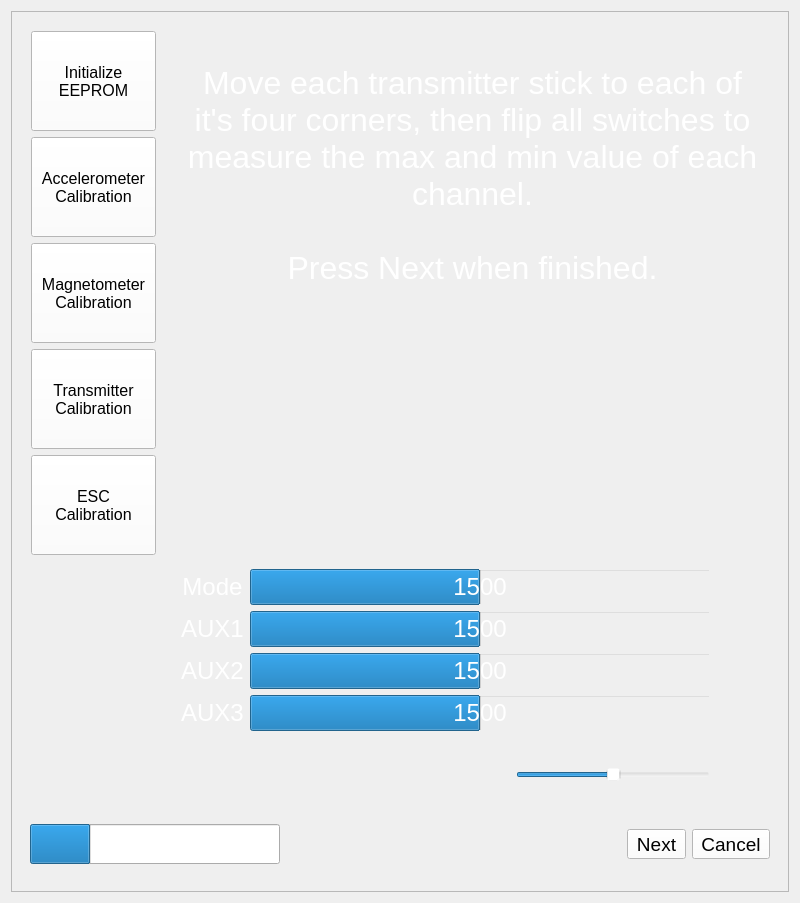
First picture: the form in AeroQuadCommunicator/panel/calibration/panel_calibrate.ui, repository AeroQuad/AeroQuadCommunicator, before the edit.
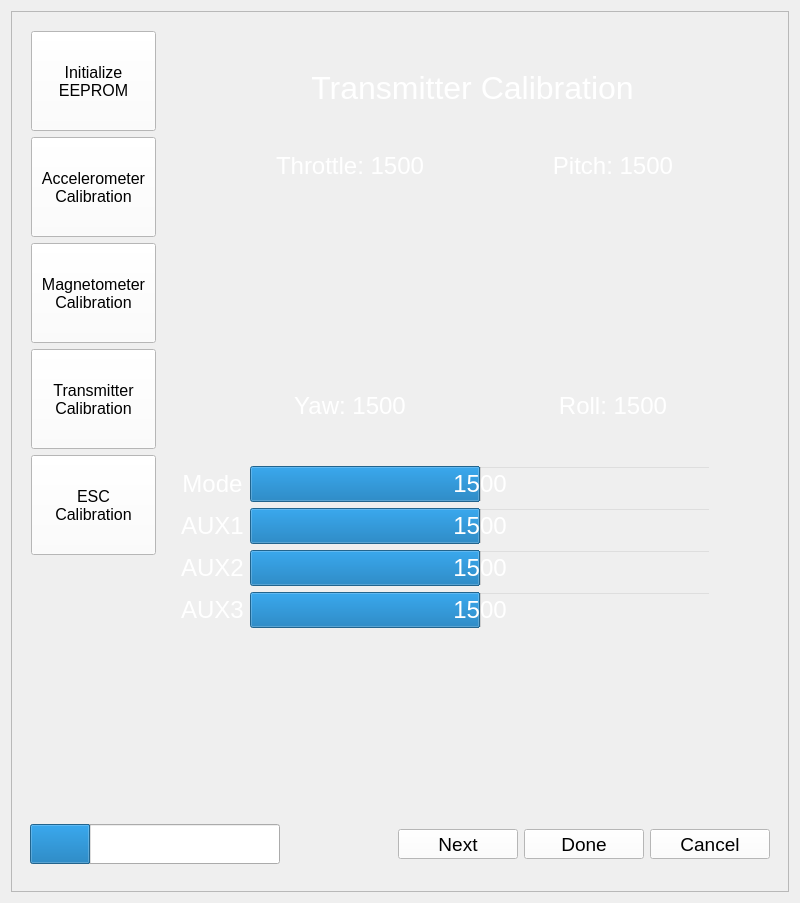
Second picture: the form after the edit. Icons and pictures are not drawn.

Commit message: completed transmitter calibration

Diff of the .ui file:
```diff
--- a/AeroQuadCommunicator/panel/calibration/panel_calibrate.ui
+++ b/AeroQuadCommunicator/panel/calibration/panel_calibrate.ui
@@ -90,8 +90,35 @@
          <number>4</number>
         </property>
         <layout class="QGridLayout" name="gridLayout_3">
-         <item row="1" column="2">
-          <widget class="QToolButton" name="next">
+         <item row="1" column="0">
+          <widget class="QProgressBar" name="calProgress">
+           <property name="minimumSize">
+            <size>
+             <width>250</width>
+             <height>40</height>
+            </size>
+           </property>
+           <property name="font">
+            <font>
+             <pointsize>14</pointsize>
+            </font>
+           </property>
+           <property name="styleSheet">
+            <string notr="true">color: white;</string>
+           </property>
+           <property name="value">
+            <number>24</number>
+           </property>
+          </widget>
+         </item>
+         <item row="1" column="4">
+          <widget class="QToolButton" name="cancel">
+           <property name="minimumSize">
+            <size>
+             <width>120</width>
+             <height>0</height>
+            </size>
+           </property>
            <property name="font">
             <font>
              <pointsize>14</pointsize>
@@ -101,15 +128,15 @@
             <string notr="true">background-color: rgb(255, 255, 255);</string>
            </property>
            <property name="text">
-            <string>Next</string>
+            <string>Cancel</string>
            </property>
            <property name="icon">
             <iconset resource="../../commuicator.qrc">
-             <normaloff>:/images/resources/rightArrow.png</normaloff>:/images/resources/rightArrow.png</iconset>
+             <normaloff>:/images/resources/cancel.png</normaloff>:/images/resources/cancel.png</iconset>
            </property>
            <property name="iconSize">
             <size>
-             <width>50</width>
+             <width>45</width>
              <height>50</height>
             </size>
            </property>
@@ -131,8 +158,48 @@
            </property>
           </spacer>
          </item>
+         <item row="1" column="2">
+          <widget class="QToolButton" name="next">
+           <property name="minimumSize">
+            <size>
+             <width>120</width>
+             <height>0</height>
+            </size>
+           </property>
+           <property name="font">
+            <font>
+             <pointsize>14</pointsize>
+            </font>
+           </property>
+           <property name="styleSheet">
+            <string notr="true">background-color: rgb(255, 255, 255);</string>
+           </property>
+           <property name="text">
+            <string>Next</string>
+           </property>
+           <property name="icon">
+            <iconset resource="../../commuicator.qrc">
+             <normaloff>:/images/resources/rightArrow.png</normaloff>:/images/resources/rightArrow.png</iconset>
+           </property>
+           <property name="iconSize">
+            <size>
+             <width>50</width>
+             <height>50</height>
+            </size>
+           </property>
+           <property name="toolButtonStyle">
+            <enum>Qt::ToolButtonTextBesideIcon</enum>
+           </property>
+          </widget>
+         </item>
          <item row="1" column="3">
-          <widget class="QToolButton" name="cancel">
+          <widget class="QToolButton" name="done">
+           <property name="minimumSize">
+            <size>
+             <width>120</width>
+             <height>0</height>
+            </size>
+           </property>
            <property name="font">
             <font>
              <pointsize>14</pointsize>
@@ -142,15 +209,15 @@
             <string notr="true">background-color: rgb(255, 255, 255);</string>
            </property>
            <property name="text">
-            <string>Cancel</string>
+            <string>Done</string>
            </property>
            <property name="icon">
             <iconset resource="../../commuicator.qrc">
-             <normaloff>:/images/resources/cancel.png</normaloff>:/images/resources/cancel.png</iconset>
+             <normaloff>:/images/resources/done.png</normaloff>:/images/resources/done.png</iconset>
            </property>
            <property name="iconSize">
             <size>
-             <width>45</width>
+             <width>50</width>
              <height>50</height>
             </size>
            </property>
@@ -159,27 +226,6 @@
            </property>
           </widget>
          </item>
-         <item row="1" column="0">
-          <widget class="QProgressBar" name="calProgress">
-           <property name="minimumSize">
-            <size>
-             <width>250</width>
-             <height>40</height>
-            </size>
-           </property>
-           <property name="font">
-            <font>
-             <pointsize>14</pointsize>
-            </font>
-           </property>
-           <property name="styleSheet">
-            <string notr="true">color: white;</string>
-           </property>
-           <property name="value">
-            <number>24</number>
-           </property>
-          </widget>
-         </item>
         </layout>
        </widget>
       </item>
@@ -848,7 +894,38 @@
         </widget>
         <widget class="QWidget" name="xmit">
          <layout class="QGridLayout" name="gridLayout_8">
-          <item row="8" column="0">
+          <item row="4" column="3" colspan="2">
+           <widget class="QGraphicsView" name="rightStick">
+            <property name="sizePolicy">
+             <sizepolicy hsizetype="Fixed" vsizetype="Fixed">
+              <horstretch>0</horstretch>
+              <verstretch>0</verstretch>
+             </sizepolicy>
+            </property>
+            <property name="minimumSize">
+             <size>
+              <width>200</width>
+              <height>200</height>
+             </size>
+            </property>
+            <property name="maximumSize">
+             <size>
+              <width>200</width>
+              <height>200</height>
+             </size>
+            </property>
+            <property name="layoutDirection">
+             <enum>Qt::RightToLeft</enum>
+            </property>
+            <property name="verticalScrollBarPolicy">
+             <enum>Qt::ScrollBarAlwaysOff</enum>
+            </property>
+            <property name="horizontalScrollBarPolicy">
+             <enum>Qt::ScrollBarAlwaysOff</enum>
+            </property>
+           </widget>
+          </item>
+          <item row="10" column="0">
            <widget class="QLabel" name="ch8Label">
             <property name="font">
              <font>
@@ -866,62 +943,25 @@
             </property>
            </widget>
           </item>
+          <item row="9" column="0">
+           <widget class="QLabel" name="ch7Label">
+            <property name="font">
+             <font>
+              <pointsize>18</pointsize>
+             </font>
+            </property>
+            <property name="styleSheet">
+             <string notr="true">color:white;</string>
+            </property>
+            <property name="text">
+             <string>AUX2</string>
+            </property>
+            <property name="alignment">
+             <set>Qt::AlignCenter</set>
+            </property>
+           </widget>
+          </item>
           <item row="7" column="1" colspan="4">
-           <widget class="QProgressBar" name="ch7Value">
-            <property name="font">
-             <font>
-              <pointsize>18</pointsize>
-             </font>
-            </property>
-            <property name="styleSheet">
-             <string notr="true">color: white;</string>
-            </property>
-            <property name="minimum">
-             <number>950</number>
-            </property>
-            <property name="maximum">
-             <number>2050</number>
-            </property>
-            <property name="value">
-             <number>1500</number>
-            </property>
-            <property name="alignment">
-             <set>Qt::AlignCenter</set>
-            </property>
-            <property name="format">
-             <string>%v</string>
-            </property>
-           </widget>
-          </item>
-          <item row="3" column="1">
-           <widget class="QGraphicsView" name="leftStick">
-            <property name="sizePolicy">
-             <sizepolicy hsizetype="Fixed" vsizetype="Fixed">
-              <horstretch>0</horstretch>
-              <verstretch>0</verstretch>
-             </sizepolicy>
-            </property>
-            <property name="minimumSize">
-             <size>
-              <width>200</width>
-              <height>200</height>
-             </size>
-            </property>
-            <property name="maximumSize">
-             <size>
-              <width>200</width>
-              <height>200</height>
-             </size>
-            </property>
-            <property name="verticalScrollBarPolicy">
-             <enum>Qt::ScrollBarAlwaysOff</enum>
-            </property>
-            <property name="horizontalScrollBarPolicy">
-             <enum>Qt::ScrollBarAlwaysOff</enum>
-            </property>
-           </widget>
-          </item>
-          <item row="5" column="1" colspan="4">
            <widget class="QProgressBar" name="ch5Value">
             <property name="font">
              <font>
@@ -932,10 +972,10 @@
              <string notr="true">color: white;</string>
             </property>
             <property name="minimum">
-             <number>950</number>
+             <number>1000</number>
             </property>
             <property name="maximum">
-             <number>2050</number>
+             <number>2000</number>
             </property>
             <property name="value">
              <number>1500</number>
@@ -948,48 +988,7 @@
             </property>
            </widget>
           </item>
-          <item row="3" column="3" colspan="2">
-           <widget class="QGraphicsView" name="rightStick">
-            <property name="sizePolicy">
-             <sizepolicy hsizetype="Fixed" vsizetype="Fixed">
-              <horstretch>0</horstretch>
-              <verstretch>0</verstretch>
-             </sizepolicy>
-            </property>
-            <property name="minimumSize">
-             <size>
-              <width>200</width>
-              <height>200</height>
-             </size>
-            </property>
-            <property name="maximumSize">
-             <size>
-              <width>200</width>
-              <height>200</height>
-             </size>
-            </property>
-            <property name="verticalScrollBarPolicy">
-             <enum>Qt::ScrollBarAlwaysOff</enum>
-            </property>
-            <property name="horizontalScrollBarPolicy">
-             <enum>Qt::ScrollBarAlwaysOff</enum>
-            </property>
-           </widget>
-          </item>
-          <item row="2" column="1">
-           <spacer name="verticalSpacer_9">
-            <property name="orientation">
-             <enum>Qt::Vertical</enum>
-            </property>
-            <property name="sizeHint" stdset="0">
-             <size>
-              <width>20</width>
-              <height>40</height>
-             </size>
-            </property>
-           </spacer>
-          </item>
-          <item row="5" column="0">
+          <item row="7" column="0">
            <widget class="QLabel" name="ch5Label">
             <property name="font">
              <font>
@@ -1007,24 +1006,6 @@
             </property>
            </widget>
           </item>
-          <item row="7" column="0">
-           <widget class="QLabel" name="ch7Label">
-            <property name="font">
-             <font>
-              <pointsize>18</pointsize>
-             </font>
-            </property>
-            <property name="styleSheet">
-             <string notr="true">color:white;</string>
-            </property>
-            <property name="text">
-             <string>AUX2</string>
-            </property>
-            <property name="alignment">
-             <set>Qt::AlignCenter</set>
-            </property>
-           </widget>
-          </item>
           <item row="1" column="0" colspan="6">
            <widget class="QLabel" name="xmitInstructions">
             <property name="font">
@@ -1036,9 +1017,7 @@
              <string notr="true">color:white;</string>
             </property>
             <property name="text">
-             <string>Move each transmitter stick to each of it's four corners, then flip all switches to measure the max and min value of each channel.
-
-Press Next when finished.</string>
+             <string>Transmitter Calibration</string>
             </property>
             <property name="alignment">
              <set>Qt::AlignCenter</set>
@@ -1048,8 +1027,8 @@
             </property>
            </widget>
           </item>
-          <item row="8" column="1" colspan="4">
-           <widget class="QProgressBar" name="ch8Value">
+          <item row="9" column="1" colspan="4">
+           <widget class="QProgressBar" name="ch7Value">
             <property name="font">
              <font>
               <pointsize>18</pointsize>
@@ -1059,10 +1038,10 @@
              <string notr="true">color: white;</string>
             </property>
             <property name="minimum">
-             <number>950</number>
+             <number>1000</number>
             </property>
             <property name="maximum">
-             <number>2050</number>
+             <number>2000</number>
             </property>
             <property name="value">
              <number>1500</number>
@@ -1075,34 +1054,7 @@
             </property>
            </widget>
           </item>
-          <item row="6" column="1" colspan="4">
-           <widget class="QProgressBar" name="ch6Value">
-            <property name="font">
-             <font>
-              <pointsize>18</pointsize>
-             </font>
-            </property>
-            <property name="styleSheet">
-             <string notr="true">color: white;</string>
-            </property>
-            <property name="minimum">
-             <number>950</number>
-            </property>
-            <property name="maximum">
-             <number>2050</number>
-            </property>
-            <property name="value">
-             <number>1500</number>
-            </property>
-            <property name="alignment">
-             <set>Qt::AlignCenter</set>
-            </property>
-            <property name="format">
-             <string>%v</string>
-            </property>
-           </widget>
-          </item>
-          <item row="6" column="0">
+          <item row="8" column="0">
            <widget class="QLabel" name="ch6Label">
             <property name="font">
              <font>
@@ -1120,72 +1072,35 @@
             </property>
            </widget>
           </item>
-          <item row="0" column="2">
-           <spacer name="verticalSpacer_6">
-            <property name="orientation">
-             <enum>Qt::Vertical</enum>
-            </property>
-            <property name="sizeHint" stdset="0">
-             <size>
-              <width>20</width>
-              <height>40</height>
-             </size>
-            </property>
-           </spacer>
-          </item>
           <item row="4" column="1">
-           <spacer name="verticalSpacer_8">
-            <property name="orientation">
-             <enum>Qt::Vertical</enum>
+           <widget class="QGraphicsView" name="leftStick">
+            <property name="sizePolicy">
+             <sizepolicy hsizetype="Fixed" vsizetype="Fixed">
+              <horstretch>0</horstretch>
+              <verstretch>0</verstretch>
+             </sizepolicy>
             </property>
-            <property name="sizeHint" stdset="0">
+            <property name="minimumSize">
              <size>
-              <width>20</width>
-              <height>40</height>
+              <width>200</width>
+              <height>200</height>
              </size>
             </property>
-           </spacer>
-          </item>
-          <item row="10" column="1">
-           <spacer name="verticalSpacer_7">
-            <property name="orientation">
-             <enum>Qt::Vertical</enum>
-            </property>
-            <property name="sizeHint" stdset="0">
+            <property name="maximumSize">
              <size>
-              <width>20</width>
-              <height>40</height>
+              <width>200</width>
+              <height>200</height>
              </size>
             </property>
-           </spacer>
-          </item>
-          <item row="9" column="1">
-           <spacer name="horizontalSpacer_2">
-            <property name="orientation">
-             <enum>Qt::Horizontal</enum>
+            <property name="verticalScrollBarPolicy">
+             <enum>Qt::ScrollBarAlwaysOff</enum>
             </property>
-            <property name="sizeHint" stdset="0">
-             <size>
-              <width>40</width>
-              <height>20</height>
-             </size>
+            <property name="horizontalScrollBarPolicy">
+             <enum>Qt::ScrollBarAlwaysOff</enum>
             </property>
-           </spacer>
+           </widget>
           </item>
-          <item row="9" column="2">
-           <spacer name="horizontalSpacer_3">
-            <property name="orientation">
-             <enum>Qt::Horizontal</enum>
-            </property>
-            <property name="sizeHint" stdset="0">
-             <size>
-              <width>40</width>
-              <height>20</height>
-             </size>
-            </property>
-           </spacer>
-          </item>
-          <item row="9" column="0">
+          <item row="11" column="0">
            <spacer name="horizontalSpacer_4">
             <property name="orientation">
              <enum>Qt::Horizontal</enum>
@@ -1198,7 +1113,47 @@
             </property>
            </spacer>
           </item>
-          <item row="9" column="4">
+          <item row="12" column="1">
+           <spacer name="verticalSpacer_7">
+            <property name="orientation">
+             <enum>Qt::Vertical</enum>
+            </property>
+            <property name="sizeHint" stdset="0">
+             <size>
+              <width>20</width>
+              <height>40</height>
+             </size>
+            </property>
+           </spacer>
+          </item>
+          <item row="10" column="1" colspan="4">
+           <widget class="QProgressBar" name="ch8Value">
+            <property name="font">
+             <font>
+              <pointsize>18</pointsize>
+             </font>
+            </property>
+            <property name="styleSheet">
+             <string notr="true">color: white;</string>
+            </property>
+            <property name="minimum">
+             <number>1000</number>
+            </property>
+            <property name="maximum">
+             <number>2000</number>
+            </property>
+            <property name="value">
+             <number>1500</number>
+            </property>
+            <property name="alignment">
+             <set>Qt::AlignCenter</set>
+            </property>
+            <property name="format">
+             <string>%v</string>
+            </property>
+           </widget>
+          </item>
+          <item row="11" column="4">
            <spacer name="horizontalSpacer_5">
             <property name="orientation">
              <enum>Qt::Horizontal</enum>
@@ -1211,7 +1166,60 @@
             </property>
            </spacer>
           </item>
-          <item row="3" column="5">
+          <item row="8" column="1" colspan="4">
+           <widget class="QProgressBar" name="ch6Value">
+            <property name="font">
+             <font>
+              <pointsize>18</pointsize>
+             </font>
+            </property>
+            <property name="styleSheet">
+             <string notr="true">color: white;</string>
+            </property>
+            <property name="minimum">
+             <number>1000</number>
+            </property>
+            <property name="maximum">
+             <number>2000</number>
+            </property>
+            <property name="value">
+             <number>1500</number>
+            </property>
+            <property name="alignment">
+             <set>Qt::AlignCenter</set>
+            </property>
+            <property name="format">
+             <string>%v</string>
+            </property>
+           </widget>
+          </item>
+          <item row="11" column="2">
+           <spacer name="horizontalSpacer_3">
+            <property name="orientation">
+             <enum>Qt::Horizontal</enum>
+            </property>
+            <property name="sizeHint" stdset="0">
+             <size>
+              <width>40</width>
+              <height>20</height>
+             </size>
+            </property>
+           </spacer>
+          </item>
+          <item row="6" column="1">
+           <spacer name="verticalSpacer_8">
+            <property name="orientation">
+             <enum>Qt::Vertical</enum>
+            </property>
+            <property name="sizeHint" stdset="0">
+             <size>
+              <width>20</width>
+              <height>40</height>
+             </size>
+            </property>
+           </spacer>
+          </item>
+          <item row="4" column="5">
            <spacer name="horizontalSpacer_6">
             <property name="orientation">
              <enum>Qt::Horizontal</enum>
@@ -1224,7 +1232,131 @@
             </property>
            </spacer>
           </item>
-          <item row="9" column="5">
+          <item row="11" column="1">
+           <spacer name="horizontalSpacer_2">
+            <property name="orientation">
+             <enum>Qt::Horizontal</enum>
+            </property>
+            <property name="sizeHint" stdset="0">
+             <size>
+              <width>40</width>
+              <height>20</height>
+             </size>
+            </property>
+           </spacer>
+          </item>
+          <item row="0" column="2">
+           <spacer name="verticalSpacer_6">
+            <property name="orientation">
+             <enum>Qt::Vertical</enum>
+            </property>
+            <property name="sizeHint" stdset="0">
+             <size>
+              <width>20</width>
+              <height>40</height>
+             </size>
+            </property>
+           </spacer>
+          </item>
+          <item row="2" column="1">
+           <spacer name="verticalSpacer_9">
+            <property name="orientation">
+             <enum>Qt::Vertical</enum>
+            </property>
+            <property name="sizeHint" stdset="0">
+             <size>
+              <width>20</width>
+              <height>40</height>
+             </size>
+            </property>
+           </spacer>
+          </item>
+          <item row="5" column="1">
+           <widget class="QLabel" name="yawLabel">
+            <property name="font">
+             <font>
+              <pointsize>18</pointsize>
+             </font>
+            </property>
+            <property name="styleSheet">
+             <string notr="true">color:white;</string>
+            </property>
+            <property name="text">
+             <string>Yaw: 1500</string>
+            </property>
+            <property name="alignment">
+             <set>Qt::AlignCenter</set>
+            </property>
+           </widget>
+          </item>
+          <item row="3" column="1">
+           <widget class="QLabel" name="throttleLabel">
+            <property name="font">
+             <font>
+              <pointsize>18</pointsize>
+             </font>
+            </property>
+            <property name="styleSheet">
+             <string notr="true">color:white;</string>
+            </property>
+            <property name="text">
+             <string>Throttle: 1500</string>
+            </property>
+            <property name="alignment">
+             <set>Qt::AlignCenter</set>
+            </property>
+           </widget>
+          </item>
+          <item row="3" column="4">
+           <widget class="QLabel" name="pitchLabel">
+            <property name="font">
+             <font>
+              <pointsize>18</pointsize>
+             </font>
+            </property>
+            <property name="styleSheet">
+             <string notr="true">color:white;</string>
+            </property>
+            <property name="text">
+             <string>Pitch: 1500</string>
+            </property>
+            <property name="alignment">
+             <set>Qt::AlignCenter</set>
+            </property>
+           </widget>
+          </item>
+          <item row="5" column="4">
+           <widget class="QLabel" name="rollLabel">
+            <property name="font">
+             <font>
+              <pointsize>18</pointsize>
+             </font>
+            </property>
+            <property name="styleSheet">
+             <string notr="true">color:white;</string>
+            </property>
+            <property name="text">
+             <string>Roll: 1500</string>
+            </property>
+            <property name="alignment">
+             <set>Qt::AlignCenter</set>
+            </property>
+           </widget>
+          </item>
+          <item row="4" column="2">
+           <spacer name="horizontalSpacer_8">
+            <property name="orientation">
+             <enum>Qt::Horizontal</enum>
+            </property>
+            <property name="sizeHint" stdset="0">
+             <size>
+              <width>40</width>
+              <height>20</height>
+             </size>
+            </property>
+           </spacer>
+          </item>
+          <item row="3" column="2">
            <spacer name="horizontalSpacer_7">
             <property name="orientation">
              <enum>Qt::Horizontal</enum>
@@ -1237,25 +1369,6 @@
             </property>
            </spacer>
           </item>
-          <item row="10" column="4">
-           <widget class="QSlider" name="horizontalSlider">
-            <property name="minimum">
-             <number>1000</number>
-            </property>
-            <property name="maximum">
-             <number>2000</number>
-            </property>
-            <property name="singleStep">
-             <number>10</number>
-            </property>
-            <property name="value">
-             <number>1500</number>
-            </property>
-            <property name="orientation">
-             <enum>Qt::Horizontal</enum>
-            </property>
-           </widget>
-          </item>
          </layout>
         </widget>
         <widget class="QWidget" name="ESC">
```
The commit also changes 4 other files.
